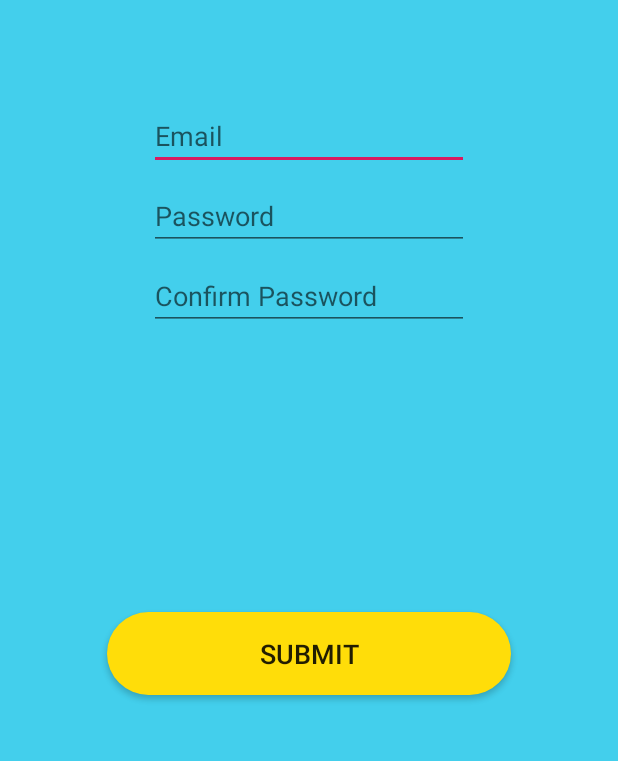
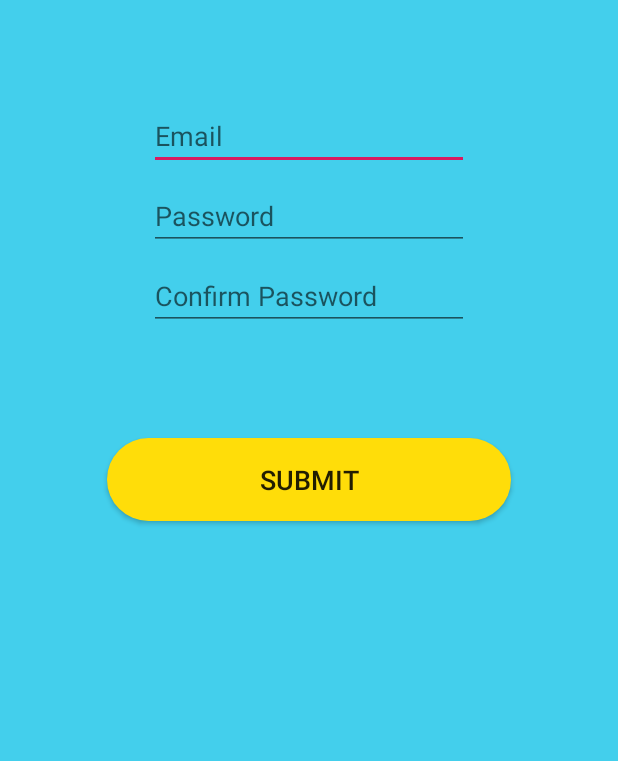
Before and after one commit to ArmandoV15/TutorMe, an Android app: the RegisterPage screen opened directly, with no data from a screen before it, on a phone screen of 412 x 824 dp, the part 350-1111 px from its top. Run offline under Robolectric (Android 15) with nearby library versions, the phone set to English and light mode, and no system bars; our stand-ins replace Firebase (no records; nobody signed in at launch, a user with empty details on screens opened directly).

Commit message:
Fixed register layout

```diff
--- a/app/build.gradle
+++ b/app/build.gradle
@@ -24,6 +24,7 @@ dependencies {
     implementation fileTree(dir: 'libs', include: ['*.jar'])
     implementation 'androidx.appcompat:appcompat:1.1.0'
     implementation 'androidx.constraintlayout:constraintlayout:1.1.3'
+
     implementation 'com.google.firebase:firebase-auth:19.2.0'
     implementation 'com.google.firebase:firebase-analytics:17.2.1'
     implementation 'com.google.firebase:firebase-firestore:21.3.0'
--- a/app/src/main/res/layout/activity_register_page.xml
+++ b/app/src/main/res/layout/activity_register_page.xml
@@ -62,7 +62,7 @@
         android:layout_width="269dp"
         android:layout_height="55dp"
         android:layout_marginStart="8dp"
-        android:layout_marginTop="188dp"
+        android:layout_marginTop="72dp"
         android:layout_marginEnd="8dp"
         android:background="@drawable/capsule"
         android:text="Submit"
```
